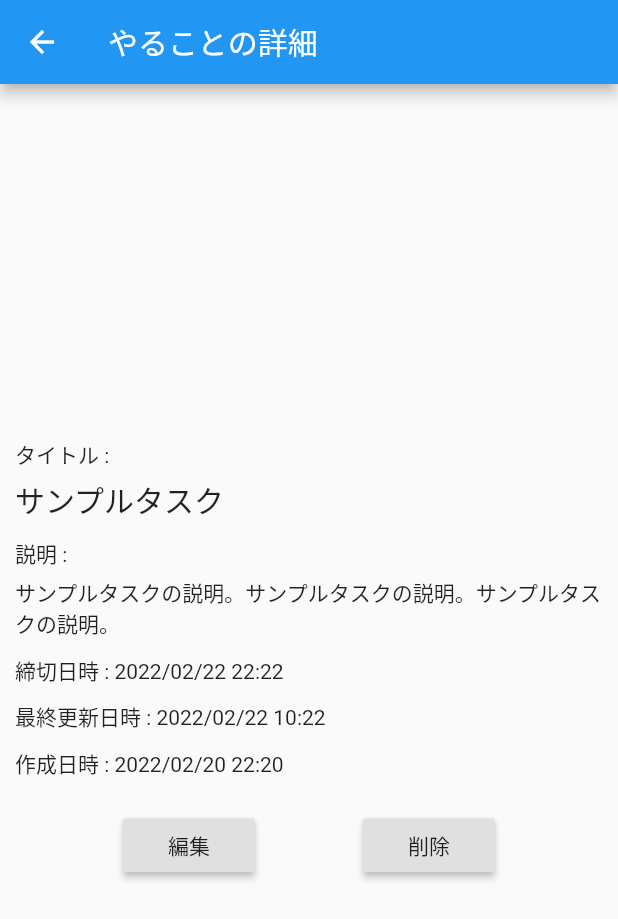
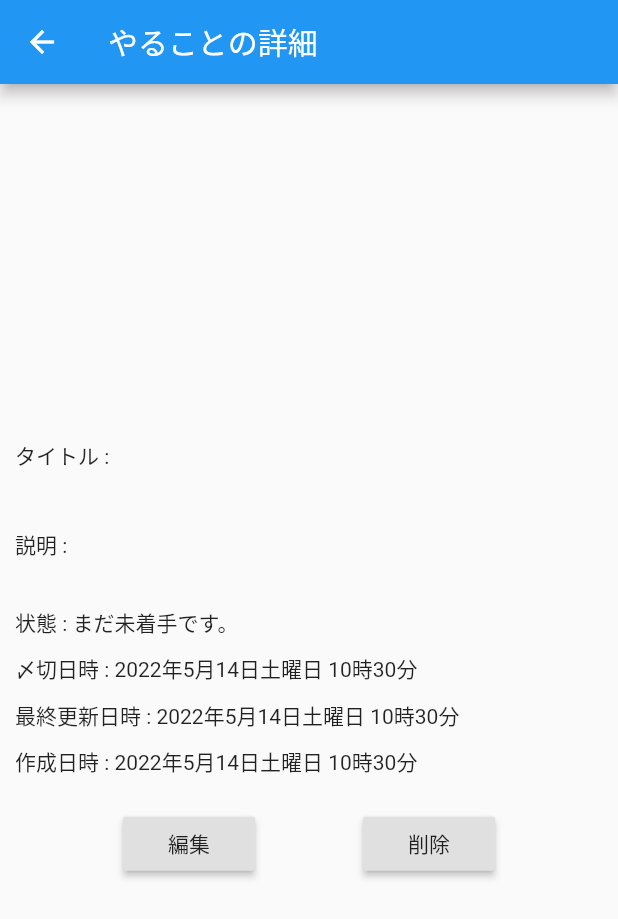
Before and after one commit to hrk-fujii/quick_todoer, a Flutter app: the TaskItem widget shown alone on an empty page, opened directly with empty values, after a tap on an icon or button, on a phone screen of 412 x 824 dp. Shown: the top 919 px of the screen. Run offline on Flutter 3.47's test engine with Material 2 defaults, Android fonts, the phone set to English and light mode, and no system bars; our stand-ins replace cloud_firestore, firebase_auth, firebase_core, responsive_builder; accounts and stored records are empty; generated files the repository leaves out were written again.

Commit message:
タスク詳細画面調整

```diff
--- a/lib/task/task_detail.dart
+++ b/lib/task/task_detail.dart
@@ -1,12 +1,18 @@
 import 'package:flutter/material.dart';
+
+import '../type/firestore.dart';
+import '../util/date.dart';
 
 // task item detail for navigation
 
 
 class TaskDetail extends StatelessWidget {
-  const TaskDetail({ Key? key }) : super(key: key);
+  @override
 
-  @override
+final TaskDocumentContainer task;
+
+TaskDetail(this.task);
+
   Widget build(BuildContext context) {
     return Scaffold(
       appBar: AppBar(
@@ -23,19 +29,27 @@ class TaskDetail extends StatelessWidget {
                 Text("タイトル :"),
                 SizedBox(height: 5),
                 Text(
-                  "サンプルタスク",
+                  task.data.name,
                   style: TextStyle(fontSize: 20),
                 ),
                 SizedBox(height: 10),
                 Text("説明 :"),
                 SizedBox(height: 5),
-                Text("サンプルタスクの説明。サンプルタスクの説明。サンプルタスクの説明。"),
+                Text(task.data.description),
                 SizedBox(height: 10),
-                Text("締切日時 : 2022/02/22 22:22"),
+                Text("状態 : " + ((task.data.state == TaskDocument.STATE_DONE) ?
+                  "すでに完了しています。"
+                : (task.data.state == TaskDocument.STATE_DOING) ?
+                  "現在、実施中です。"
+                : //else
+                  "まだ未着手です。"
+                )),
                 SizedBox(height: 10),
-                Text("最終更新日時 : 2022/02/22 10:22"),
+                Text("〆切日時 : " + dateToString(task.data.deadlineAt, DATE_RESULTTYPE_JP)),
                 SizedBox(height: 10),
-                Text("作成日時 : 2022/02/20 22:20"),
+                Text("最終更新日時 : " + dateToString(task.data.updatedAt, DATE_RESULTTYPE_JP)),
+                SizedBox(height: 10),
+                Text("作成日時 : " + dateToString(task.data.createdAt, DATE_RESULTTYPE_JP)),
                 SizedBox(height: 20),
                 Row(
                   mainAxisAlignment: MainAxisAlignment.spaceEvenly,
--- a/lib/task/task_item.dart
+++ b/lib/task/task_item.dart
@@ -24,7 +24,7 @@ class TaskItem extends StatelessWidget {
     // on tap right side.
     void hDetail() async {
       await Navigator.push(context, MaterialPageRoute(
-        builder: (BuildContext context) => TaskDetail()
+        builder: (BuildContext context) => TaskDetail(task)
       ));
     }
 
```
